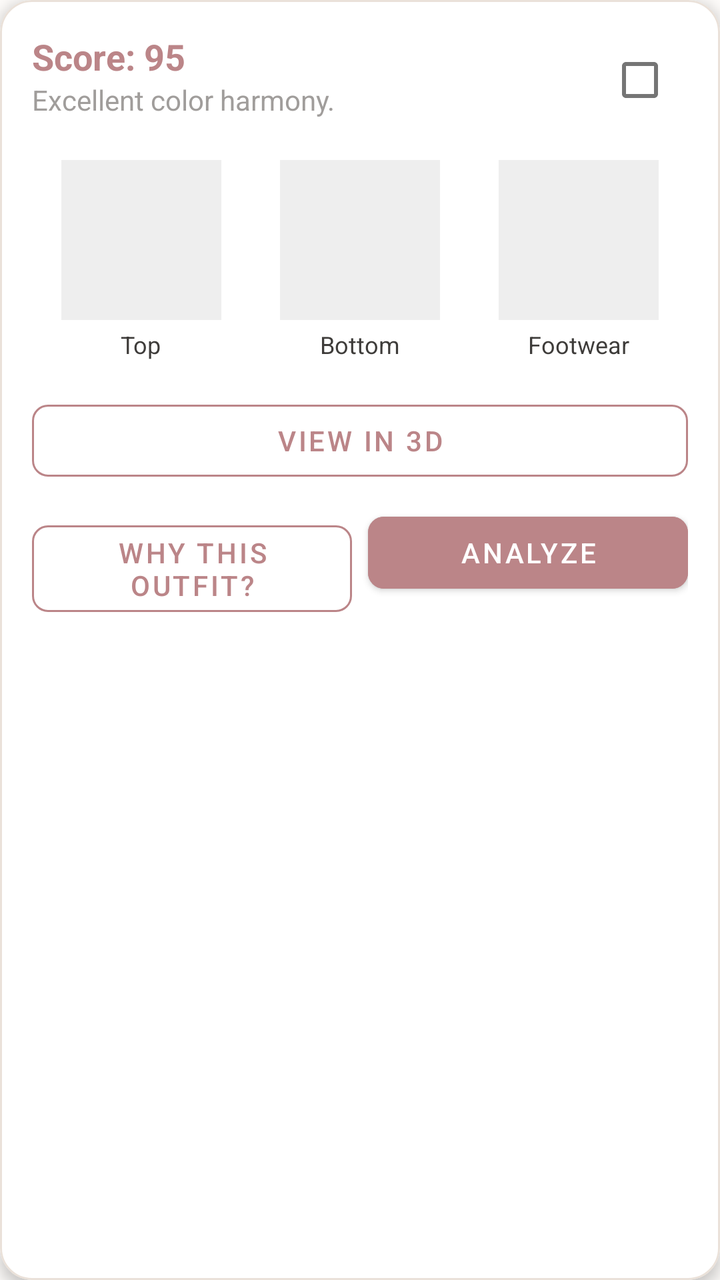
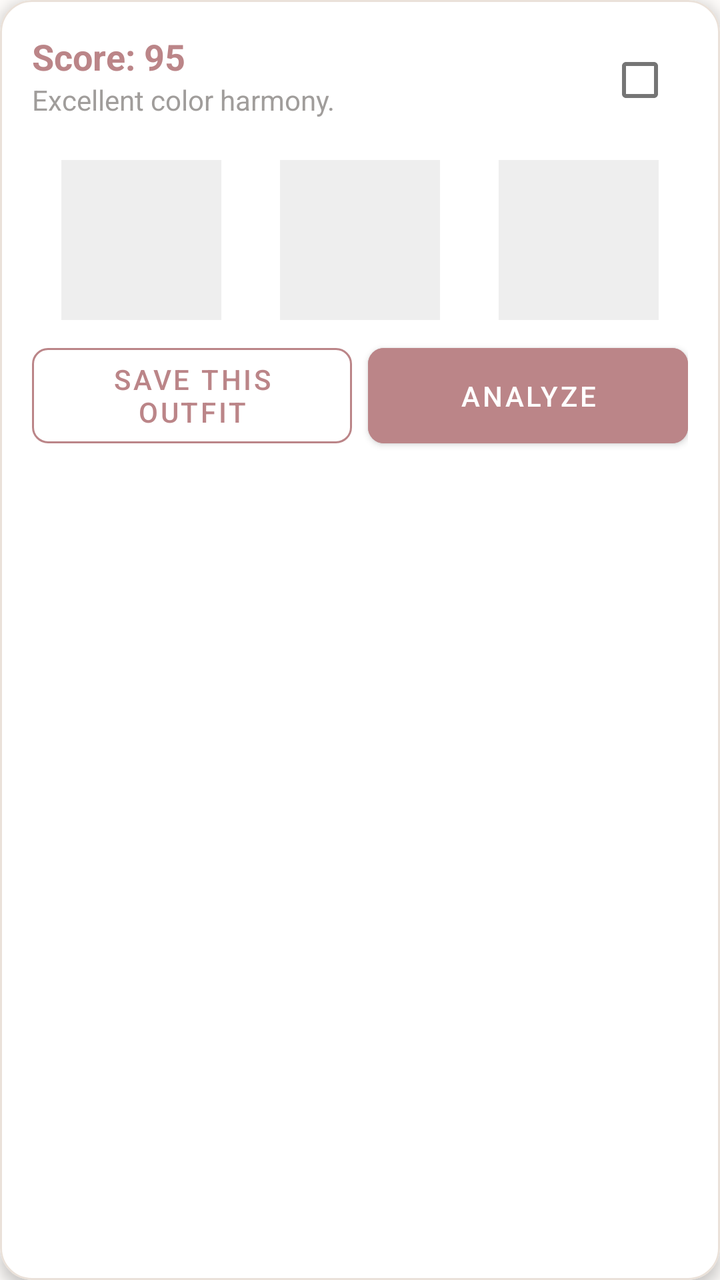

The first picture is an Android layout as it rendered before a commit; the second is the same layout after the commit. The layout source and the unified diff follow.
<!-- AndroidManifest.xml: application theme Theme.OutfitStudio -->
<!-- res/layout/item_outfit_card.xml -->
<?xml version="1.0" encoding="utf-8"?>
<com.google.android.material.card.MaterialCardView xmlns:android="http://schemas.android.com/apk/res/android"
    xmlns:app="http://schemas.android.com/apk/res-auto"
    android:layout_width="match_parent"
    android:layout_height="wrap_content"
    android:layout_margin="8dp"
    app:cardCornerRadius="16dp"
    app:cardElevation="4dp"
    app:strokeColor="@color/card_border"
    app:strokeWidth="1dp">

    <LinearLayout
        android:layout_width="match_parent"
        android:layout_height="wrap_content"
        android:orientation="vertical"
        android:padding="16dp">

        <RelativeLayout
            android:layout_width="match_parent"
            android:layout_height="wrap_content"
            android:layout_marginBottom="16dp">

            <LinearLayout
                android:layout_width="match_parent"
                android:layout_height="wrap_content"
                android:layout_toStartOf="@+id/cbSelect"
                android:orientation="vertical">

                <TextView
                    android:id="@+id/tvScore"
                    android:layout_width="match_parent"
                    android:layout_height="wrap_content"
                    android:text="Score: 95"
                    android:textColor="@color/primary"
                    android:textSize="18sp"
                    android:textStyle="bold" />

                <TextView
                    android:id="@+id/tvReason"
                    android:layout_width="match_parent"
                    android:layout_height="wrap_content"
                    android:text="Excellent color harmony."
                    android:textColor="@color/text_hint"
                    android:textSize="14sp" />
            </LinearLayout>

            <CheckBox
                android:id="@+id/cbSelect"
                android:layout_width="wrap_content"
                android:layout_height="wrap_content"
                android:layout_alignParentEnd="true"
                android:layout_centerVertical="true" />
        </RelativeLayout>

        <LinearLayout
            android:layout_width="match_parent"
            android:layout_height="wrap_content"
            android:orientation="horizontal">

            
            <LinearLayout
                android:layout_width="0dp"
                android:layout_height="wrap_content"
                android:layout_weight="1"
                android:orientation="vertical"
                android:gravity="center">
                
                <ImageView
                    android:id="@+id/ivTop"
                    android:layout_width="80dp"
                    android:layout_height="80dp"
                    android:scaleType="centerCrop"
                    android:background="#EEEEEE"/>
                <TextView
                    android:id="@+id/tvTopName"
                    android:layout_width="wrap_content"
                    android:layout_height="wrap_content"
                    android:text="Top"
                    android:textSize="12sp"
                    android:lines="1"
                    android:ellipsize="end"
                    android:layout_marginTop="4dp"/>
            </LinearLayout>

            
            <LinearLayout
                android:id="@+id/layoutOuterwear"
                android:layout_width="0dp"
                android:layout_height="wrap_content"
                android:layout_weight="1"
                android:orientation="vertical"
                android:gravity="center"
                android:visibility="gone">
                
                <ImageView
                    android:id="@+id/ivOuterwear"
                    android:layout_width="80dp"
                    android:layout_height="80dp"
                    android:scaleType="centerCrop"
                    android:background="#EEEEEE"/>
                <TextView
                    android:id="@+id/tvOuterwearName"
                    android:layout_width="wrap_content"
                    android:layout_height="wrap_content"
                    android:text="Outer"
                    android:textSize="12sp"
                    android:lines="1"
                    android:ellipsize="end"
                    android:layout_marginTop="4dp"/>
            </LinearLayout>

            
            <LinearLayout
                android:layout_width="0dp"
                android:layout_height="wrap_content"
                android:layout_weight="1"
                android:orientation="vertical"
                android:gravity="center">
                
                <ImageView
                    android:id="@+id/ivBottom"
                    android:layout_width="80dp"
                    android:layout_height="80dp"
                    android:scaleType="centerCrop"
                    android:background="#EEEEEE"/>
                <TextView
                    android:id="@+id/tvBottomName"
                    android:layout_width="wrap_content"
                    android:layout_height="wrap_content"
                    android:text="Bottom"
                    android:textSize="12sp"
                    android:lines="1"
                    android:ellipsize="end"
                    android:layout_marginTop="4dp"/>
            </LinearLayout>

            
            <LinearLayout
                android:layout_width="0dp"
                android:layout_height="wrap_content"
                android:layout_weight="1"
                android:orientation="vertical"
                android:gravity="center">
                
                <ImageView
                    android:id="@+id/ivFootwear"
                    android:layout_width="80dp"
                    android:layout_height="80dp"
                    android:scaleType="centerCrop"
                    android:background="#EEEEEE"/>
                <TextView
                    android:id="@+id/tvFootwearName"
                    android:layout_width="wrap_content"
                    android:layout_height="wrap_content"
                    android:text="Footwear"
                    android:textSize="12sp"
                    android:lines="1"
                    android:ellipsize="end"
                    android:layout_marginTop="4dp"/>
            </LinearLayout>

        </LinearLayout>

        <com.google.android.material.button.MaterialButton
            android:id="@+id/btnViewIn3D"
            style="@style/Widget.MaterialComponents.Button.OutlinedButton"
            android:layout_width="match_parent"
            android:layout_height="wrap_content"
            android:layout_marginTop="16dp"
            android:text="VIEW IN 3D"
            app:cornerRadius="8dp"
            app:strokeColor="@color/primary"
            android:textColor="@color/primary"/>

        <LinearLayout
            android:layout_width="match_parent"
            android:layout_height="wrap_content"
            android:orientation="horizontal"
            android:layout_marginTop="8dp">

            <com.google.android.material.button.MaterialButton
                android:id="@+id/btnExplainOutfit"
                android:layout_width="0dp"
                android:layout_weight="1"
                android:layout_height="wrap_content"
                android:layout_marginEnd="8dp"
                android:text="Why this outfit?"
                style="@style/Widget.MaterialComponents.Button.OutlinedButton"
                app:cornerRadius="8dp"
                app:strokeColor="@color/primary"
                android:textColor="@color/primary"/>

            <com.google.android.material.button.MaterialButton
                android:id="@+id/btnRateOutfit"
                android:layout_width="0dp"
                android:layout_weight="1"
                android:layout_height="wrap_content"
                android:text="Analyze"
                app:cornerRadius="8dp"
                android:backgroundTint="@color/primary"/>
        </LinearLayout>
    </LinearLayout>
</com.google.android.material.card.MaterialCardView>
<!-- resources referenced by this layout -->
<resources>
  <color name="card_border">#EAE1D9</color>
  <color name="primary">#BB8588</color>
  <color name="text_hint">#A09D9B</color>
  <style name="Theme.OutfitStudio" parent="Theme.MaterialComponents.Light.NoActionBar">
          <item name="android:textColor">@color/on_background</item>
          <item name="android:textColorHint">@color/text_hint</item>
          
          <item name="colorPrimary">@color/primary</item>
          <item name="colorPrimaryVariant">@color/primary_variant</item>
          <item name="colorOnPrimary">@color/on_primary</item>
          
          <item name="colorSecondary">@color/primary</item>
          <item name="colorSecondaryVariant">@color/primary_variant</item>
          <item name="colorOnSecondary">@color/on_primary</item>
          
          <item name="android:colorBackground">@color/background</item>
          <item name="colorSurface">@color/surface</item>
          
          <item name="android:statusBarColor">@color/background</item>
          <item name="android:windowLightStatusBar">true</item>
      </style>
  <color name="on_background">#3E3C3A</color>
  <color name="primary_variant">#BB8588</color>
  <color name="on_primary">#FFFFFF</color>
  <color name="background">#FDFBF9</color>
  <color name="surface">#FFFFFF</color>
</resources>

<!-- the commit's change to res/layout/item_outfit_card.xml (unified diff, before → after) -->
@@ -71,15 +71,6 @@
                     android:layout_height="80dp"
                     android:scaleType="centerCrop"
                     android:background="#EEEEEE"/>
-                <TextView
-                    android:id="@+id/tvTopName"
-                    android:layout_width="wrap_content"
-                    android:layout_height="wrap_content"
-                    android:text="Top"
-                    android:textSize="12sp"
-                    android:lines="1"
-                    android:ellipsize="end"
-                    android:layout_marginTop="4dp"/>
             </LinearLayout>
 
             
@@ -98,15 +89,6 @@
                     android:layout_height="80dp"
                     android:scaleType="centerCrop"
                     android:background="#EEEEEE"/>
-                <TextView
-                    android:id="@+id/tvOuterwearName"
-                    android:layout_width="wrap_content"
-                    android:layout_height="wrap_content"
-                    android:text="Outer"
-                    android:textSize="12sp"
-                    android:lines="1"
-                    android:ellipsize="end"
-                    android:layout_marginTop="4dp"/>
             </LinearLayout>
 
             
@@ -123,15 +105,6 @@
                     android:layout_height="80dp"
                     android:scaleType="centerCrop"
                     android:background="#EEEEEE"/>
-                <TextView
-                    android:id="@+id/tvBottomName"
-                    android:layout_width="wrap_content"
-                    android:layout_height="wrap_content"
-                    android:text="Bottom"
-                    android:textSize="12sp"
-                    android:lines="1"
-                    android:ellipsize="end"
-                    android:layout_marginTop="4dp"/>
             </LinearLayout>
 
             
@@ -148,29 +121,9 @@
                     android:layout_height="80dp"
                     android:scaleType="centerCrop"
                     android:background="#EEEEEE"/>
-                <TextView
-                    android:id="@+id/tvFootwearName"
-                    android:layout_width="wrap_content"
-                    android:layout_height="wrap_content"
-                    android:text="Footwear"
-                    android:textSize="12sp"
-                    android:lines="1"
-                    android:ellipsize="end"
-                    android:layout_marginTop="4dp"/>
             </LinearLayout>
 
         </LinearLayout>
-
-        <com.google.android.material.button.MaterialButton
-            android:id="@+id/btnViewIn3D"
-            style="@style/Widget.MaterialComponents.Button.OutlinedButton"
-            android:layout_width="match_parent"
-            android:layout_height="wrap_content"
-            android:layout_marginTop="16dp"
-            android:text="VIEW IN 3D"
-            app:cornerRadius="8dp"
-            app:strokeColor="@color/primary"
-            android:textColor="@color/primary"/>
 
         <LinearLayout
             android:layout_width="match_parent"
@@ -179,12 +132,12 @@
             android:layout_marginTop="8dp">
 
             <com.google.android.material.button.MaterialButton
-                android:id="@+id/btnExplainOutfit"
+                android:id="@+id/btnSaveOutfit"
                 android:layout_width="0dp"
                 android:layout_weight="1"
-                android:layout_height="wrap_content"
+                android:layout_height="match_parent"
                 android:layout_marginEnd="8dp"
-                android:text="Why this outfit?"
+                android:text="SAVE THIS OUTFIT"
                 style="@style/Widget.MaterialComponents.Button.OutlinedButton"
                 app:cornerRadius="8dp"
                 app:strokeColor="@color/primary"
@@ -194,7 +147,7 @@
                 android:id="@+id/btnRateOutfit"
                 android:layout_width="0dp"
                 android:layout_weight="1"
-                android:layout_height="wrap_content"
+                android:layout_height="match_parent"
                 android:text="Analyze"
                 app:cornerRadius="8dp"
                 android:backgroundTint="@color/primary"/>
